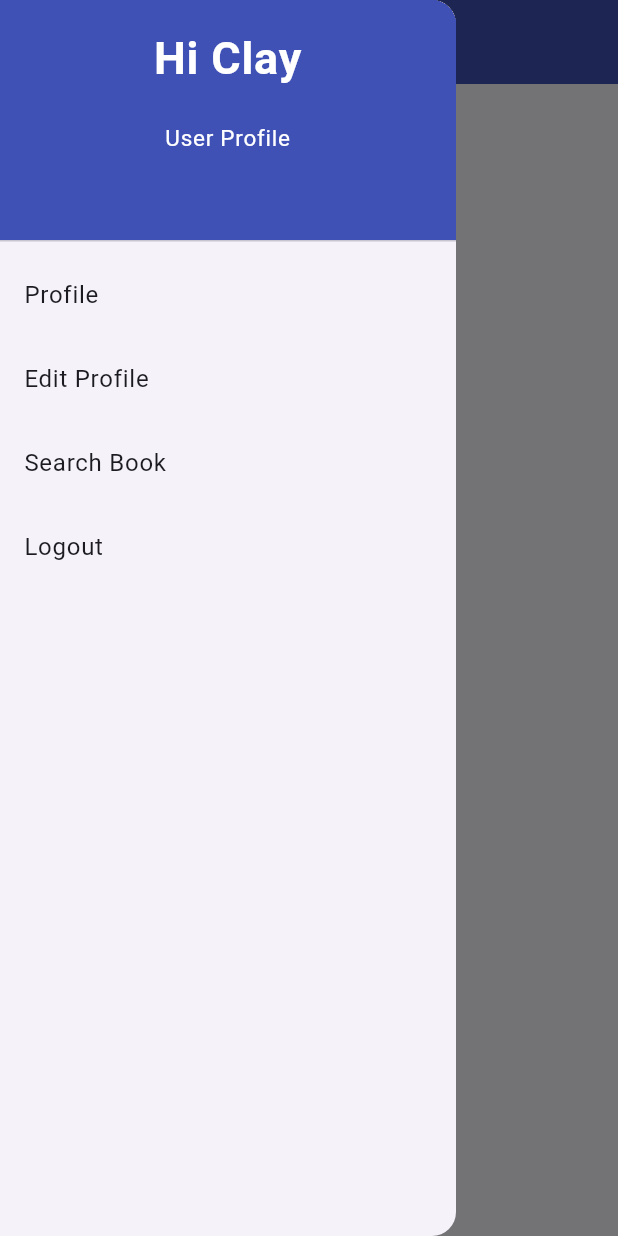
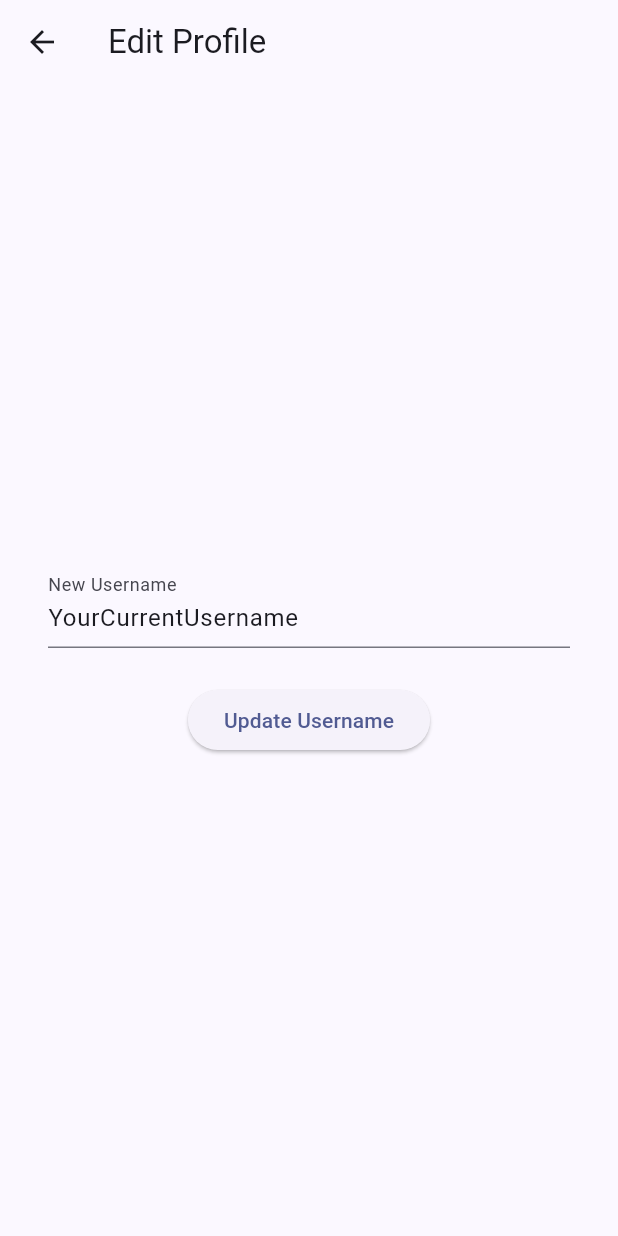
Before and after one commit to PBPK6/BookHaven-mobile, a Flutter app: the HomePage screen opened directly, in the side drawer, after a tap on "Edit Profile", on a phone screen of 412 x 824 dp. Run offline on Flutter 3.47's test engine with Material 3 defaults, Android fonts, the phone set to English and light mode, and no system bars; missing offline and left inert: pbp_django_auth.

Commit message:
completed edit profile

```diff
--- /dev/null
+++ b/lib/screens/editprofile.dart
@@ -0,0 +1,83 @@
+import 'dart:convert';
+import 'package:bookhaven_mobile/screens/login.dart';
+import 'package:bookhaven_mobile/main.dart';
+import 'package:flutter/material.dart';
+import 'package:pbp_django_auth/pbp_django_auth.dart';
+import 'package:provider/provider.dart';
+
+class EditProfilePage extends StatefulWidget {
+  final String currentUsername;
+
+  const EditProfilePage({Key? key, required this.currentUsername})
+      : super(key: key);
+
+  @override
+  _EditProfilePageState createState() => _EditProfilePageState();
+}
+
+class _EditProfilePageState extends State<EditProfilePage> {
+  late TextEditingController _newUsernameController;
+
+  @override
+  void initState() {
+    super.initState();
+    _newUsernameController =
+        TextEditingController(text: widget.currentUsername);
+  }
+
+  @override
+  Widget build(BuildContext context) {
+    final request = context.watch<CookieRequest>();
+    return Scaffold(
+      appBar: AppBar(
+        title: Text('Edit Profile'),
+      ),
+      body: Padding(
+        padding: const EdgeInsets.all(32),
+        child: Column(
+          mainAxisAlignment: MainAxisAlignment.center,
+          children: [
+            TextField(
+              controller: _newUsernameController,
+              decoration: InputDecoration(
+                labelText: 'New Username',
+              ),
+            ),
+            SizedBox(height: 24.0),
+            ElevatedButton(
+              onPressed: () async {
+                String newUsername = _newUsernameController.text;
+
+                final response = await request.postJson(
+                  "http://127.0.0.1:8000/auth/update_username/",
+                  jsonEncode(<String, String>{
+                    'new_username': newUsername,
+                  }),
+                );
+
+                if (response['status'] == true) {
+                  ScaffoldMessenger.of(context)
+                    ..hideCurrentSnackBar()
+                    ..showSnackBar(
+                      SnackBar(
+                        content: Text('Username updated successfully.'),
+                      ),
+                    );
+                } else {
+                  ScaffoldMessenger.of(context)
+                    ..hideCurrentSnackBar()
+                    ..showSnackBar(
+                      SnackBar(
+                        content: Text('Failed to update username.'),
+                      ),
+                    );
+                }
+              },
+              child: Text('Update Username'),
+            ),
+          ],
+        ),
+      ),
+    );
+  }
+}
--- a/lib/widgets/left_drawer.dart
+++ b/lib/widgets/left_drawer.dart
@@ -3,6 +3,7 @@ import 'package:bookhaven_mobile/screens/login.dart';
 import 'package:provider/provider.dart';
 import 'package:pbp_django_auth/pbp_django_auth.dart';
 import 'package:bookhaven_mobile/screens/search/searchbook.dart';
+import 'package:bookhaven_mobile/screens/editprofile.dart';
 
 class LeftDrawer extends StatelessWidget {
   const LeftDrawer({super.key});
@@ -47,7 +48,15 @@ class LeftDrawer extends StatelessWidget {
           ),
           ListTile(
             title: const Text('Edit Profile'),
-            onTap: () {},
+            onTap: () {
+              Navigator.push(
+                context,
+                MaterialPageRoute(
+                  builder: (context) =>
+                      EditProfilePage(currentUsername: 'YourCurrentUsername'),
+                ),
+              );
+            },
           ),
           ListTile(
             title: const Text('Search Book'),
```
Also changed, not shown: lib/screens/register.dart (+24 -6 lines).
